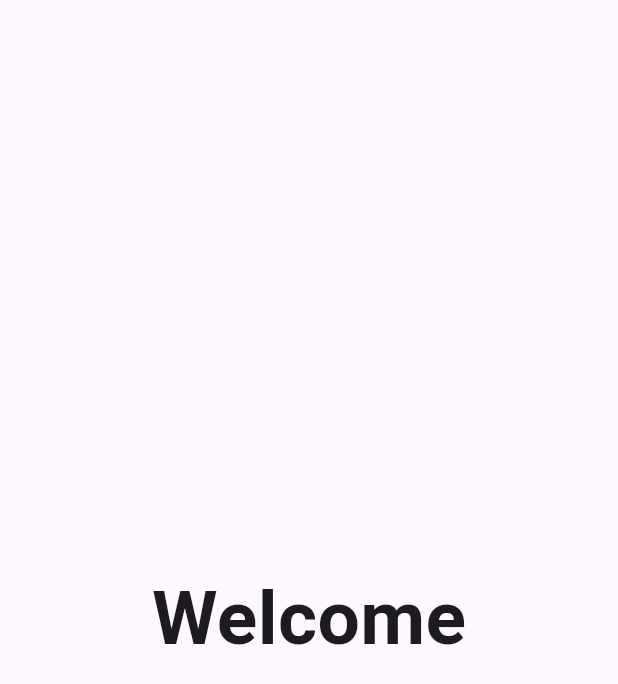
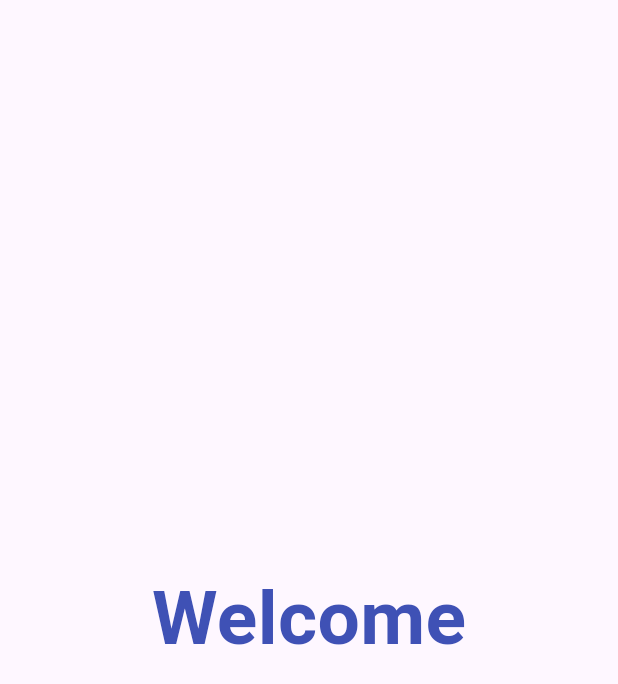
Before and after one commit to ZainR10/Flutter-Rooms, a Flutter app: the SplashScreen screen opened by its route, on a phone screen of 412 x 824 dp. Shown: the top 684 px of the screen. Run offline on Flutter 3.47's test engine with Material 3 defaults, Android fonts, the phone set to English and light mode, and no system bars; drawn by our look-alikes of flutter_animate; our stand-ins replace shared_preferences; accounts and stored records are empty.

```diff
--- a/lib/main/info.dart
+++ b/lib/main/info.dart
@@ -35,14 +35,15 @@ class _InfoState extends State<Info> {
   @override
   Widget build(BuildContext context) {
     return Scaffold(
+      backgroundColor: Colors.indigo[50],
       appBar: AppBar(
         automaticallyImplyLeading: false,
         title: const Text(
           'User Info',
-          style: TextStyle(color: Colors.white),
+          style: TextStyle(color: Colors.white70),
         ),
         centerTitle: true,
-        backgroundColor: Colors.black,
+        backgroundColor: Colors.indigo[100],
       ),
       body: Column(
           mainAxisAlignment: MainAxisAlignment.end,
--- a/lib/main/splash_screen.dart
+++ b/lib/main/splash_screen.dart
@@ -43,9 +43,18 @@ class _SplashScreenState extends State<SplashScreen> {
     return Scaffold(
       body: Center(
           child: Animate(
-        effects: const [FadeEffect()],
+        effects: const [
+          FadeEffect(duration: Durations.long3),
+          ThenEffect(),
+          SlideEffect(begin: Offset(0, -1)),
+          ThenEffect(),
+          MoveEffect(begin: Offset(0, 50)),
+        ],
         child: const Text('Welcome',
-            style: TextStyle(fontSize: 50, fontWeight: FontWeight.bold)),
+            style: TextStyle(
+                fontSize: 50,
+                color: Colors.indigo,
+                fontWeight: FontWeight.bold)),
       )),
     );
   }
```
